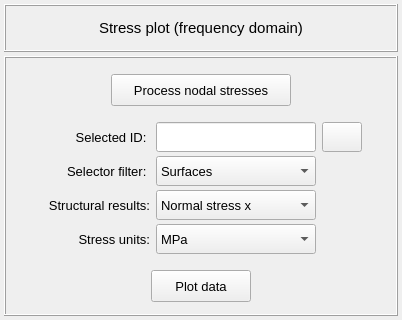
Old version of the form vibra/interface/data/ui_files/plots/structural/structural_stress_2d_plot_frequency_inputs.ui in the repository MOPT-UFSC/VIBRA.
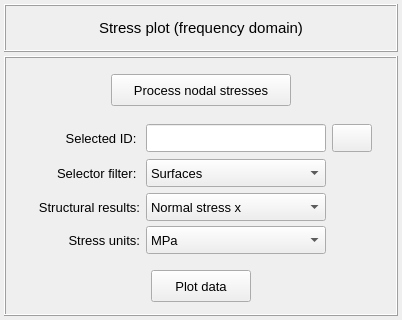
New version of the form. Icons and pictures are not drawn.

Patch:
```diff
--- a/vibra/interface/data/ui_files/plots/structural/structural_stress_2d_plot_frequency_inputs.ui
+++ b/vibra/interface/data/ui_files/plots/structural/structural_stress_2d_plot_frequency_inputs.ui
@@ -212,13 +212,13 @@
            <property name="minimumSize">
             <size>
              <width>40</width>
-             <height>30</height>
+             <height>28</height>
             </size>
            </property>
            <property name="maximumSize">
             <size>
              <width>40</width>
-             <height>30</height>
+             <height>28</height>
             </size>
            </property>
            <property name="font">
@@ -257,14 +257,14 @@
           <widget class="QLineEdit" name="lineEdit_selection_id">
            <property name="minimumSize">
             <size>
-             <width>160</width>
-             <height>30</height>
+             <width>180</width>
+             <height>28</height>
             </size>
            </property>
            <property name="maximumSize">
             <size>
-             <width>160</width>
-             <height>30</height>
+             <width>180</width>
+             <height>28</height>
             </size>
            </property>
            <property name="font">
@@ -314,14 +314,14 @@
           <widget class="QComboBox" name="comboBox_selector_filter">
            <property name="minimumSize">
             <size>
-             <width>160</width>
-             <height>30</height>
+             <width>180</width>
+             <height>28</height>
             </size>
            </property>
            <property name="maximumSize">
             <size>
-             <width>160</width>
-             <height>30</height>
+             <width>180</width>
+             <height>28</height>
             </size>
            </property>
            <property name="font">
@@ -361,14 +361,14 @@
           <widget class="QComboBox" name="comboBox_structural_stresses">
            <property name="minimumSize">
             <size>
-             <width>160</width>
-             <height>30</height>
+             <width>180</width>
+             <height>28</height>
             </size>
            </property>
            <property name="maximumSize">
             <size>
-             <width>160</width>
-             <height>30</height>
+             <width>180</width>
+             <height>28</height>
             </size>
            </property>
            <property name="font">
@@ -517,14 +517,14 @@
           <widget class="QComboBox" name="comboBox_stress_units">
            <property name="minimumSize">
             <size>
-             <width>160</width>
-             <height>30</height>
+             <width>180</width>
+             <height>28</height>
             </size>
            </property>
            <property name="maximumSize">
             <size>
-             <width>160</width>
-             <height>30</height>
+             <width>180</width>
+             <height>28</height>
             </size>
            </property>
            <property name="font">
```
